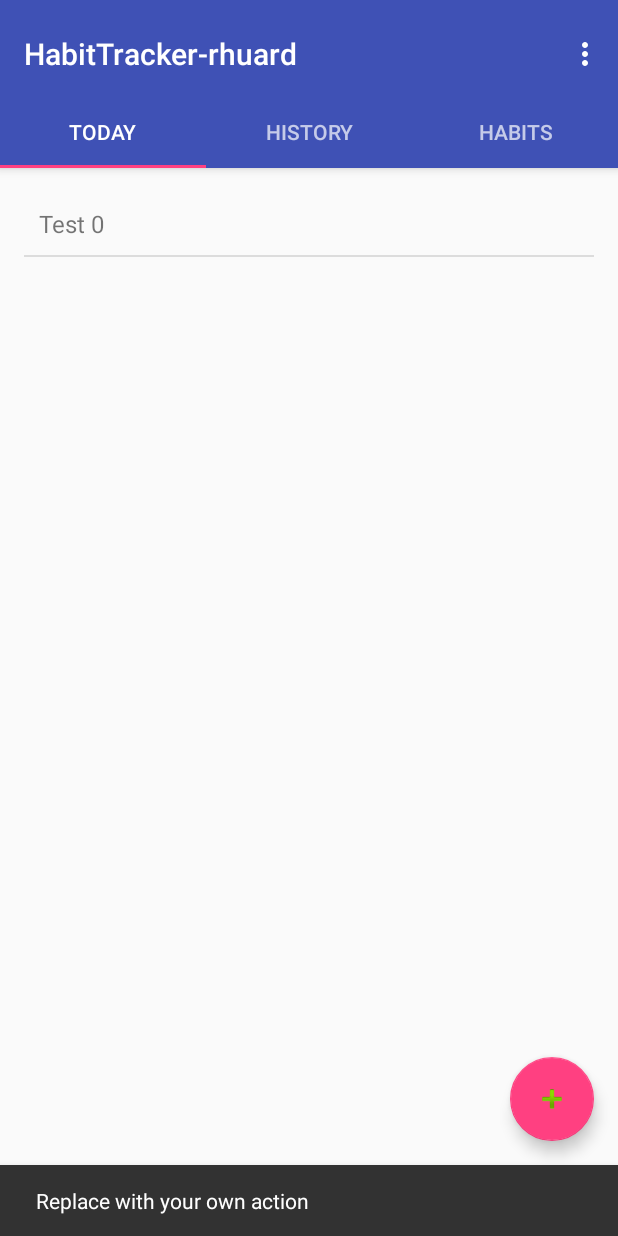
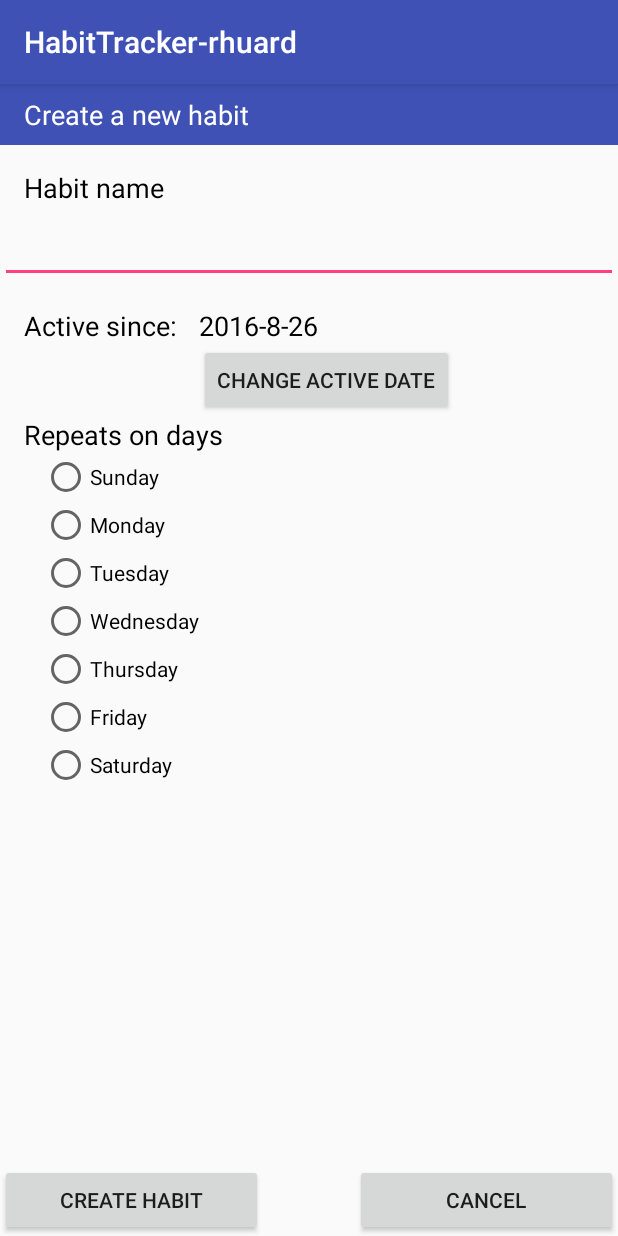
Before and after one commit to Loonman/as1, an Android app: the screen it shows after launch (HabitListActivity before the commit, AddHabitActivity after it), after a tap on an icon or button, on a phone screen of 412 x 824 dp. Run offline under Robolectric (Android 15) with nearby library versions, the phone set to English and light mode, and no system bars.

Commit message:
Some work to make it more OO and also made a new activity for making habits

```diff
--- /dev/null
+++ b/app/src/main/java/com/example/ryan/habittracker/AddHabitActivity.java
@@ -0,0 +1,60 @@
+package com.example.ryan.habittracker;
+
+import android.app.DatePickerDialog;
+import android.app.Dialog;
+import android.support.v4.app.DialogFragment;
+import android.support.v7.app.AppCompatActivity;
+import android.os.Bundle;
+import android.view.View;
+import android.widget.DatePicker;
+import android.widget.TextView;
+
+import org.w3c.dom.Text;
+
+import java.util.Calendar;
+import java.util.Locale;
+
+public class AddHabitActivity extends AppCompatActivity
+{
+
+    @Override
+    protected void onCreate(Bundle savedInstanceState)
+    {
+        super.onCreate(savedInstanceState);
+        setContentView(R.layout.activity_add_habit);
+
+        TextView date = (TextView)findViewById(R.id.activeDate);
+        Calendar cal = Calendar.getInstance();
+        date.setText(cal.get(Calendar.YEAR) + "-" +
+                cal.get(cal.MONTH) + "-" +
+                cal.get(cal.DAY_OF_MONTH));
+    }
+
+    //Adapted from https://developer.android.com/guide/topics/ui/controls/pickers.html
+    public static class DatePickerFragment extends DialogFragment
+                        implements DatePickerDialog.OnDateSetListener
+    {
+        @Override
+        public Dialog onCreateDialog(Bundle savedInstanceState)
+        {
+            final Calendar c = Calendar.getInstance();
+            int year = c.get(Calendar.YEAR);
+            int month = c.get(Calendar.MONTH);
+            int day = c.get(Calendar.DAY_OF_MONTH);
+
+            // Create a new instance of DatePickerDialog and return it
+            return new DatePickerDialog(getActivity(), this, year, month, day);
+        }
+
+        @Override
+        public void onDateSet(DatePicker view, int year, int month, int day)
+        {
+
+        }
+    }
+
+    public void showDatePickerDialog(View v) {
+        DialogFragment newFragment = new DatePickerFragment();
+        newFragment.show(getSupportFragmentManager(), "datePicker");
+    }
+}
--- a/app/src/main/java/com/example/ryan/habittracker/HabitHistory.java
+++ b/app/src/main/java/com/example/ryan/habittracker/Habit.java
@@ -9,7 +9,7 @@ import java.util.UUID;
 /**
  * Created by Ryan on 2016-09-13.
  */
-public class HabitHistory implements Serializable
+public class Habit implements Serializable
 {
     private ArrayList<Calendar> CompletionHistory;
 
@@ -23,7 +23,7 @@ public class HabitHistory implements Serializable
 
     private UUID uuid;
 
-    public HabitHistory(String name, ArrayList<Integer> daysOfWeek)
+    public Habit(String name, ArrayList<Integer> daysOfWeek)
     {
         this.name = name;
 
@@ -56,6 +56,23 @@ public class HabitHistory implements Serializable
         return this.getName() + " " + String.valueOf(this.completions);
     }
 
+    @Override
+    public boolean equals(Object otherHabit)
+    {
+        if (otherHabit ==  null || otherHabit.getClass() != getClass())
+        {
+            return false;
+        }
+        if (this.uuid == ((Habit)otherHabit).uuid)
+        {
+            return true;
+        }
+        if (this == otherHabit)
+        {
+            return true;
+        }
+        return false;
+    }
     public void addCompletion()
     {
         this.CompletionHistory.add(Calendar.getInstance());
--- a/app/src/main/java/com/example/ryan/habittracker/HabitDataStore.java
+++ b/app/src/main/java/com/example/ryan/habittracker/HabitDataStore.java
@@ -12,7 +12,6 @@ import java.io.FileOutputStream;
 import java.io.IOException;
 import java.io.InputStreamReader;
 import java.io.OutputStreamWriter;
-import java.lang.reflect.Array;
 import java.lang.reflect.Type;
 import java.util.ArrayList;
 
@@ -23,9 +22,14 @@ public class HabitDataStore
 {
     private static HabitDataStore dataStore = new HabitDataStore();
     private static final String FILE = "habits.json";
-    private ArrayList<HabitHistory> habits;
+    private ArrayList<Habit> habits;
     private Gson gson;
-    private HabitDataStore(){ gson = new Gson(); }
+
+    private HabitDataStore()
+    {
+        habits = new ArrayList<Habit>();
+        gson = new Gson();
+    }
 
 
     public static HabitDataStore getInstance()
@@ -33,23 +37,38 @@ public class HabitDataStore
         return dataStore;
     }
 
-    public ArrayList<HabitHistory> getHabitHistory(Context context)
+    public void add(Habit habit)
+    {
+        this.habits.add(habit);
+    }
+
+    public void remove(Habit habitToRemove)
+    {
+        habits.remove(habitToRemove);
+    }
+
+    public ArrayList<Habit> getHabits()
+    {
+        return new ArrayList<Habit>(habits);
+    }
+
+    public void loadHabitHistory(Context context)
     {
         try
         {
             FileInputStream fileStream = context.openFileInput(FILE);
             BufferedReader in = new BufferedReader(new InputStreamReader(fileStream));
             Gson gson = new Gson();
-            Type habitListType = new TypeToken<ArrayList<HabitHistory>>(){}.getType();
+            Type habitListType = new TypeToken<ArrayList<Habit>>(){}.getType();
 
             habits = gson.fromJson(in, habitListType);
 
-            return new ArrayList<HabitHistory>(habits);
         }
+
         catch (FileNotFoundException e)
         {
-            return new ArrayList<HabitHistory>();
         }
+
         catch (IOException e)
         {
             throw new RuntimeException();
@@ -57,21 +76,22 @@ public class HabitDataStore
 
     }
 
-    public void writeHabitHistory(Context context, ArrayList<HabitHistory> habitsList)
+    public void saveHabitHistory(Context context)
     {
         try
         {
-            //0 means overwrite the entire file, because calculating diffs is stupid
+            //0 means overwrite the entire file
             FileOutputStream foStream = context.openFileOutput(FILE, 0);
 
             OutputStreamWriter osWriter = new OutputStreamWriter(foStream);
 
-            gson.toJson(habitsList, osWriter);
+            gson.toJson(this.habits, osWriter);
+
             osWriter.flush();
         }
         catch (FileNotFoundException e)
         {
-            //Do nothing
+            e.printStackTrace();
         }
         catch (IOException e)
         {
--- a/app/src/main/java/com/example/ryan/habittracker/HabitListActivity.java
+++ b/app/src/main/java/com/example/ryan/habittracker/HabitListActivity.java
@@ -1,5 +1,6 @@
 package com.example.ryan.habittracker;
 
+import android.content.Intent;
 import android.support.design.widget.TabLayout;
 import android.support.design.widget.FloatingActionButton;
 import android.support.design.widget.Snackbar;
@@ -20,7 +21,6 @@ import android.view.ViewGroup;
 import android.widget.AdapterView;
 import android.widget.ArrayAdapter;
 import android.widget.ListView;
-import android.widget.TextView;
 
 import java.util.ArrayList;
 import java.util.Calendar;
@@ -37,9 +37,9 @@ public class HabitListActivity extends AppCompatActivity
      * {@link android.support.v4.app.FragmentStatePagerAdapter}.
      */
     private SectionsPagerAdapter mSectionsPagerAdapter;
-    private static ArrayList<HabitHistory> habitList;
+    private static ArrayList<Habit> habitList;
     private static HabitDataStore dataStore;
-    private static ArrayAdapter<HabitHistory> todayFragmentAdapter;
+    private static ArrayAdapter<Habit> todayFragmentAdapter;
     /**
      * The {@link ViewPager} that will host the section contents.
      */
@@ -66,8 +66,9 @@ public class HabitListActivity extends AppCompatActivity
 
 
         dataStore = HabitDataStore.getInstance();
-        habitList = dataStore.getHabitHistory(this);
-        todayFragmentAdapter = new ArrayAdapter<HabitHistory>(this, R.layout.list_item, habitList);
+        dataStore.loadHabitHistory(this);
+        habitList = dataStore.getHabits();
+        todayFragmentAdapter = new ArrayAdapter<Habit>(this, R.layout.list_item, habitList);
 
         FloatingActionButton fab = (FloatingActionButton) findViewById(R.id.fab);
         fab.setOnClickListener(new View.OnClickListener()
@@ -75,12 +76,17 @@ public class HabitListActivity extends AppCompatActivity
             @Override
             public void onClick(View view)
             {
-                Snackbar.make(view, "Replace with your own action", Snackbar.LENGTH_LONG)
-                        .setAction("Action", null).show();
+
+                Intent myIntent = new Intent(getApplicationContext(), AddHabitActivity.class);
+                myIntent.addFlags(Intent.FLAG_ACTIVITY_NEW_TASK);
+                getApplicationContext().startActivity(myIntent);
                 ArrayList<Integer> daysofweek = new ArrayList<Integer>();
                 daysofweek.add(Calendar.MONDAY);
-                habitList.add(new HabitHistory("Test", daysofweek));
-                saveData();
+                /*Habit habit = new Habit("Test", daysofweek);
+
+                dataStore.add(habit);
+                habitList.add(habit);
+                saveData();*/
                 notifyAllAdapters();
             }
         });
@@ -89,7 +95,7 @@ public class HabitListActivity extends AppCompatActivity
 
     private void saveData()
     {
-        dataStore.writeHabitHistory(this, habitList);
+        dataStore.saveHabitHistory(this);
     }
 
 
@@ -187,7 +193,7 @@ public class HabitListActivity extends AppCompatActivity
             ArrayList<Integer> testDays = new ArrayList<Integer>();
             testDays.add(Calendar.MONDAY);
 
-            dataStore.writeHabitHistory(getActivity().getApplicationContext(), habitList);
+            dataStore.saveHabitHistory(getActivity().getApplicationContext());
 
             habitsListView.setAdapter(todayFragmentAdapter);
             habitsListView.setOnItemClickListener(new AdapterView.OnItemClickListener()
@@ -195,9 +201,9 @@ public class HabitListActivity extends AppCompatActivity
                 @Override
                 public void onItemClick(AdapterView<?> parent, View view, int position, long id)
                 {
-                    HabitHistory habit = (HabitHistory) parent.getItemAtPosition(position);
+                    Habit habit = (Habit) parent.getItemAtPosition(position);
                     habit.addCompletion();
-                    dataStore.writeHabitHistory(getActivity().getApplicationContext(), habitList);
+                    dataStore.saveHabitHistory(getActivity().getApplicationContext());
                     notifyAllAdapters();
                 }
             });
--- /dev/null
+++ b/app/src/main/res/layout/activity_add_habit.xml
@@ -0,0 +1,169 @@
+<?xml version="1.0" encoding="utf-8"?>
+<RelativeLayout
+    xmlns:android="http://schemas.android.com/apk/res/android"
+    xmlns:app="http://schemas.android.com/apk/res-auto"
+    xmlns:tools="http://schemas.android.com/tools"
+    android:layout_width="match_parent"
+    android:layout_height="match_parent"
+    tools:context="com.example.ryan.habittracker.AddHabitActivity"
+    >
+
+    <LinearLayout
+        android:layout_height="wrap_content"
+        android:layout_width="match_parent"
+        android:id="@+id/layout1"
+        android:background="@color/colorPrimary"
+        android:theme="@style/AppTheme.AppBarOverlay"
+        >
+        <TextView
+            android:layout_width="match_parent"
+            android:layout_height="wrap_content"
+            android:paddingTop="8dp"
+            android:paddingBottom="8dp"
+            android:textColor="@android:color/white"
+            android:textSize="18dp"
+            android:layout_marginLeft="16dp"
+            android:text="Create a new habit"
+            style="@style/AppTheme.AppBarOverlay"/>
+    </LinearLayout>
+
+    <TextView
+        android:layout_width="match_parent"
+        android:layout_height="wrap_content"
+        android:textColor="@android:color/black"
+        android:textSize="18dp"
+        android:id="@+id/habitname"
+        android:paddingLeft="16dp"
+        android:paddingTop="16dp"
+        android:layout_below="@+id/layout1"
+        android:text="Habit name"/>
+    <EditText
+        android:layout_width="match_parent"
+        android:layout_height="wrap_content"
+        android:id="@+id/habitNameEdit"
+        android:paddingTop="16dp"
+        android:layout_below="@+id/habitname"
+        android:layout_alignLeft="@+id/habitname"
+        android:paddingLeft="16dp"/>
+
+    <TextView
+        android:layout_width="match_parent"
+        android:layout_height="wrap_content"
+        android:id="@+id/CreateDate"
+        android:textColor="@android:color/black"
+        android:text="Active since: "
+        android:textSize="18dp"
+        android:paddingTop="16dp"
+        android:paddingLeft="16dp"
+        android:layout_below="@id/habitNameEdit"/>
+    <TextView
+        android:layout_width="match_parent"
+        android:layout_height="wrap_content"
+        android:textAppearance="?android:attr/textAppearanceMedium"
+        android:textColor="@android:color/black"
+        android:text="2016-05-23"
+        android:id="@+id/activeDate"
+        android:layout_alignBottom="@id/CreateDate"
+        android:layout_alignStart="@+id/button"/>
+
+    <Button
+        android:layout_width="wrap_content"
+        android:layout_height="wrap_content"
+        android:text="Change active date"
+        android:id="@+id/button"
+        android:layout_below="@+id/CreateDate"
+        android:layout_toEndOf="@+id/Wednesday"/>
+
+    <TextView
+        android:layout_width="match_parent"
+        android:layout_height="wrap_content"
+        android:layout_below="@id/button"
+        android:id="@+id/repeatText"
+        android:text="Repeats on days"
+        android:textAppearance="?android:attr/textAppearanceMedium"
+        android:textColor="@android:color/black"
+        android:layout_alignStart="@id/CreateDate"
+        android:layout_marginLeft="16dp"
+        />
+
+    <RadioButton
+        android:layout_width="wrap_content"
+        android:layout_height="wrap_content"
+        android:text="Sunday"
+        android:id="@+id/Sunday"
+        android:layout_below="@id/repeatText"
+        android:layout_alignParentLeft="true"
+        android:layout_marginLeft="28dp"
+        android:layout_alignStart="@+id/Monday"/>
+
+    <RadioButton
+        android:layout_width="wrap_content"
+        android:layout_height="wrap_content"
+        android:text="Monday"
+        android:id="@+id/Monday"
+        android:layout_below="@+id/Sunday"
+        android:layout_alignParentLeft="true"
+        android:layout_marginLeft="28dp"/>
+
+    <RadioButton
+        android:layout_width="wrap_content"
+        android:layout_height="wrap_content"
+        android:text="Tuesday"
+        android:id="@+id/Tuesday"
+        android:layout_below="@+id/Monday"
+        android:layout_alignParentLeft="true"
+        android:layout_marginLeft="28dp"/>
+
+    <RadioButton
+        android:layout_width="wrap_content"
+        android:layout_height="wrap_content"
+        android:text="Wednesday"
+        android:id="@+id/Wednesday"
+        android:layout_below="@id/Tuesday"
+        android:layout_centerVertical="true"
+        android:layout_alignParentLeft="true"
+        android:layout_marginLeft="28dp"/>
+
+    <RadioButton
+        android:layout_width="wrap_content"
+        android:layout_height="wrap_content"
+        android:text="Thursday"
+        android:id="@+id/Thursday"
+        android:layout_below="@+id/Wednesday"
+        android:layout_alignParentLeft="true"
+        android:layout_marginLeft="28dp"/>
+
+    <RadioButton
+        android:layout_width="wrap_content"
+        android:layout_height="wrap_content"
+        android:text="Friday"
+        android:id="@+id/Friday"
+        android:layout_below="@+id/Thursday"
+        android:layout_alignParentLeft="true"
+        android:layout_marginLeft="28dp"/>
+
+    <RadioButton
+        android:layout_width="wrap_content"
+        android:layout_height="wrap_content"
+        android:text="Saturday"
+        android:id="@+id/Saturday"
+        android:layout_below="@+id/Friday"
+        android:layout_alignParentLeft="true"
+        android:layout_marginLeft="28dp"/>
+
+    <Button
+        android:layout_width="175dp"
+        android:layout_height="wrap_content"
+        android:id="@+id/createButton"
+        android:layout_alignParentBottom="true"
+        android:layout_alignParentStart="true"
+        android:text="Create Habit"/>
+
+    <Button
+        android:layout_width="175dp"
+        android:layout_height="wrap_content"
+        android:text="Cancel"
+        android:layout_alignParentBottom="true"
+        android:layout_alignParentEnd="true"/>
+
+</RelativeLayout>
```
Also changed, not shown: app/src/main/AndroidManifest.xml (+5 -3 lines).
